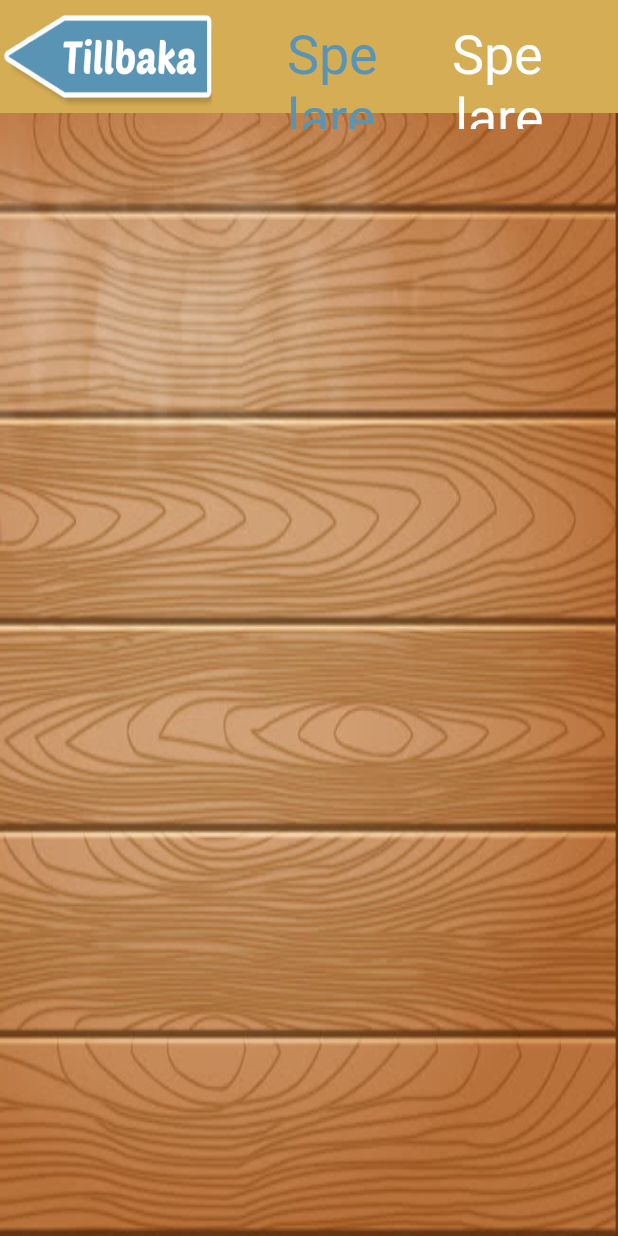
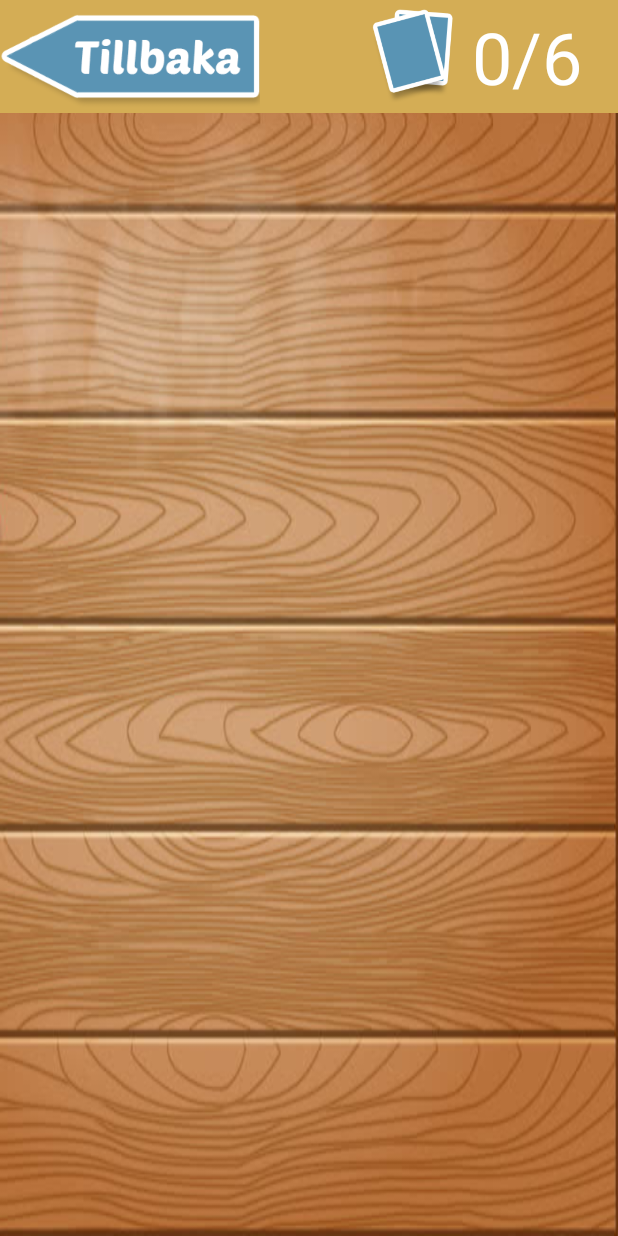
Before and after one commit to designzero/MemoryTest, an Android app: the layout fragment_game_multi.xml on its own in the app's theme, with its tools: preview values and no code run, on a phone screen of 412 x 824 dp. Run offline under Robolectric (Android 15) with nearby library versions, the phone set to English and light mode, and no system bars.

Commit message:
Added pair symbols + score of (0/x) to MP

```diff
--- a/app/src/main/java/com/example/bjojoh17/memorytest/GameFragment.java
+++ b/app/src/main/java/com/example/bjojoh17/memorytest/GameFragment.java
@@ -137,6 +137,8 @@ public class GameFragment extends Fragment implements View.OnClickListener {
         if (duo) {
             pl2Score = 0;
             pl2ScoreText = getActivity().findViewById(R.id.pl2_score);
+            pl1ScoreText.setText("0/" + numberOfElements/2);
+            pl2ScoreText.setText("0/" + numberOfElements/2);
             turn = 2;
             switchSides();
         }
@@ -496,17 +498,17 @@ public class GameFragment extends Fragment implements View.OnClickListener {
 
     protected void addScore() {
         if (turn == 0) {
-            pl1ScoreText.setText("" + numberMatched + "/" + numberOfElements/2);
+            pl1ScoreText.setText(numberMatched + "/" + numberOfElements/2);
         }
 
         if (turn == 1) {
             pl1Score++;
-            pl1ScoreText.setText("Spelare 1:  " + pl1Score);
+            pl1ScoreText.setText(pl1Score + "/" + numberOfElements/2);
         }
 
         if (turn == 2) {
             pl2Score++;
-            pl2ScoreText.setText("Spelare 2:  " + pl2Score);
+            pl2ScoreText.setText(pl2Score + "/" + numberOfElements/2);
         }
     }
 
--- a/app/src/main/res/layout/fragment_game.xml
+++ b/app/src/main/res/layout/fragment_game.xml
@@ -19,7 +19,7 @@
 
         <Button
             android:id="@+id/button_back"
-            android:layout_width="139dp"
+            android:layout_width="173dp"
             android:layout_height="wrap_content"
             android:background="@drawable/back_arrow"
             android:textAllCaps="false"
--- a/app/src/main/res/layout/fragment_game_multi.xml
+++ b/app/src/main/res/layout/fragment_game_multi.xml
@@ -1,5 +1,6 @@
 <?xml version="1.0" encoding="utf-8"?>
 <LinearLayout xmlns:android="http://schemas.android.com/apk/res/android"
+    xmlns:app="http://schemas.android.com/apk/res-auto"
     xmlns:tools="http://schemas.android.com/tools"
     android:layout_width="match_parent"
     android:layout_height="match_parent"
@@ -8,44 +9,97 @@
     android:orientation="vertical">
 
 
-    <LinearLayout
+    <android.support.constraint.ConstraintLayout
+        android:id="@+id/game_titlebar"
         android:layout_width="match_parent"
         android:layout_height="75dp"
         android:background="@color/title_bar"
         android:clipChildren="false"
         android:orientation="horizontal">
 
-        <Button
-            android:id="@+id/button_back"
-            android:layout_width="139dp"
-            android:layout_height="match_parent"
-            android:layout_marginStart="2dp"
-            android:layout_marginEnd="50dp"
-            android:background="@drawable/back_arrow"
-            android:textAllCaps="false"
-            android:textSize="30sp" />
+        <ImageView
+            android:id="@+id/image_pair4"
+            android:layout_width="70dp"
+            android:layout_height="0dp"
+            android:layout_marginBottom="5dp"
+            android:layout_marginEnd="4dp"
+            android:layout_marginTop="5dp"
+            app:layout_constraintBottom_toBottomOf="parent"
+            app:layout_constraintEnd_toStartOf="@+id/pl2_score"
+            app:layout_constraintTop_toTopOf="parent"
+            app:layout_constraintVertical_bias="1.0"
+            app:srcCompat="@drawable/pairsymbol"
+            tools:layout_conversion_absoluteHeight="60dp"
+            tools:layout_conversion_absoluteWidth="60dp" />
 
         <TextView
             android:id="@+id/pl1_score"
-            android:layout_width="wrap_content"
+            android:layout_width="0dp"
             android:layout_height="wrap_content"
-            android:layout_weight="1"
-            android:text="Spelare 1:  0"
-            android:textColor="@color/button_blue"
-            android:textSize="36sp" />
+            android:layout_marginBottom="12dp"
+            android:layout_marginStart="4dp"
+            android:layout_marginTop="8dp"
+            android:shadowColor="@android:color/white"
+            android:shadowDx="3"
+            android:text="0/6"
+            android:textAlignment="viewStart"
+            android:textColor="@android:color/background_light"
+            android:textSize="48sp"
+            app:layout_constraintBottom_toBottomOf="parent"
+            app:layout_constraintStart_toEndOf="@+id/image_pair"
+            app:layout_constraintTop_toTopOf="parent"
+            app:layout_constraintVertical_bias="0.3"
+            tools:layout_conversion_absoluteHeight="48dp"
+            tools:layout_conversion_absoluteWidth="710dp" />
+
+        <Button
+            android:id="@+id/button_back"
+            android:layout_width="173dp"
+            android:layout_height="wrap_content"
+            android:background="@drawable/back_arrow"
+            android:textAllCaps="false"
+            android:textSize="30sp"
+            app:layout_constraintStart_toStartOf="parent"
+            app:layout_constraintTop_toTopOf="parent"
+            tools:layout_conversion_absoluteHeight="75dp"
+            tools:layout_conversion_absoluteWidth="139dp" />
+
+        <ImageView
+            android:id="@+id/image_pair"
+            android:layout_width="70dp"
+            android:layout_height="0dp"
+            android:layout_marginBottom="5dp"
+            android:layout_marginStart="404dp"
+            android:layout_marginTop="5dp"
+            app:layout_constraintBottom_toBottomOf="parent"
+            app:layout_constraintStart_toEndOf="@+id/button_back"
+            app:layout_constraintTop_toTopOf="parent"
+            app:layout_constraintVertical_bias="0.0"
+            app:srcCompat="@drawable/pairsymbol"
+            tools:layout_conversion_absoluteHeight="60dp"
+            tools:layout_conversion_absoluteWidth="60dp" />
 
         <TextView
             android:id="@+id/pl2_score"
-            android:layout_width="wrap_content"
+            android:layout_width="0dp"
             android:layout_height="wrap_content"
-            android:layout_marginEnd="50dp"
-            android:layout_weight="1"
-            android:text="Spelare 2:  0"
-            android:textAlignment="viewEnd"
+            android:layout_marginBottom="12dp"
+            android:layout_marginEnd="24dp"
+            android:layout_marginTop="8dp"
+            android:shadowColor="@android:color/white"
+            android:shadowDx="3"
+            android:text="0/6"
+            android:textAlignment="viewStart"
             android:textColor="@android:color/background_light"
-            android:textSize="36sp" />
+            android:textSize="48sp"
+            app:layout_constraintBottom_toBottomOf="parent"
+            app:layout_constraintEnd_toEndOf="parent"
+            app:layout_constraintTop_toTopOf="parent"
+            app:layout_constraintVertical_bias="0.3"
+            tools:layout_conversion_absoluteHeight="48dp"
+            tools:layout_conversion_absoluteWidth="710dp" />
 
-    </LinearLayout>
+    </android.support.constraint.ConstraintLayout>
 
     <FrameLayout
         android:id="@+id/game_fragment_container"
--- a/app/src/main/res/layout/fragment_menu_difficulty.xml
+++ b/app/src/main/res/layout/fragment_menu_difficulty.xml
@@ -16,7 +16,7 @@
 
         <Button
             android:id="@+id/button_back3"
-            android:layout_width="139dp"
+            android:layout_width="173dp"
             android:layout_height="wrap_content"
             android:layout_marginEnd="50dp"
             android:layout_marginStart="2dp"
--- a/app/src/main/res/layout/fragment_menu_main.xml
+++ b/app/src/main/res/layout/fragment_menu_main.xml
@@ -16,10 +16,10 @@
 
         <Button
             android:id="@+id/button_back2"
-            android:layout_width="139dp"
+            android:layout_width="173dp"
             android:layout_height="wrap_content"
+            android:layout_marginEnd="50dp"
             android:layout_marginStart="2dp"
-            android:layout_marginEnd="50dp"
             android:background="@drawable/back_arrow"
             android:textAllCaps="false"
             android:textSize="30sp" />
```
Lines whose indentation alone changed are shown as unchanged.
